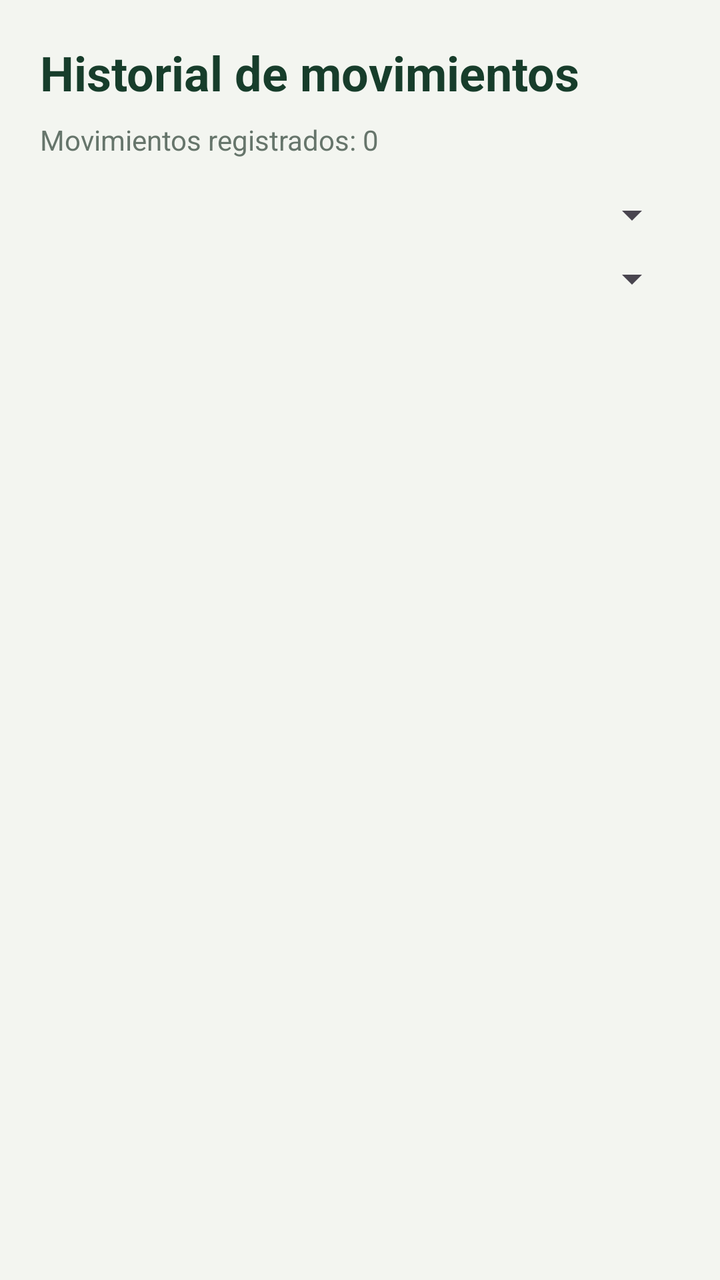
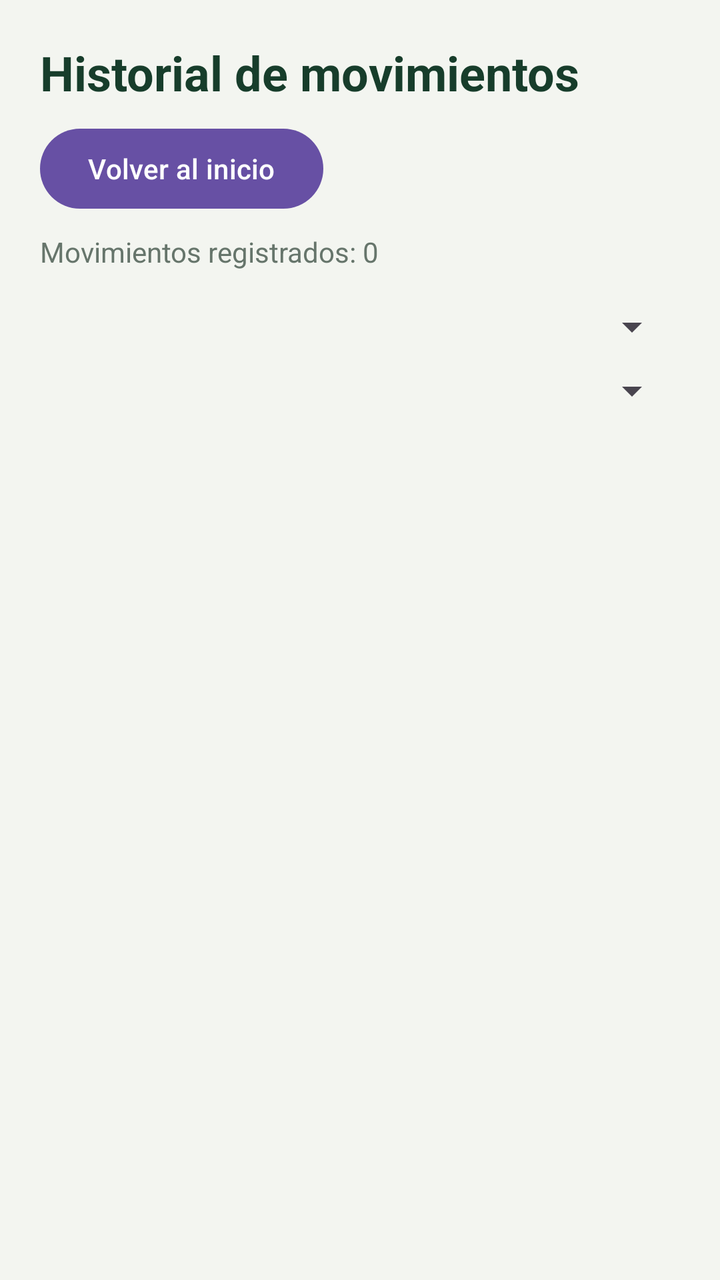

Two renders of the same Android screen: before a commit and after it. Below are the layout's source before the change and the commit's diff.
<!-- AndroidManifest.xml: application theme Theme.ControlDeGastos -->
<!-- res/layout/activity_historial.xml -->
<?xml version="1.0" encoding="utf-8"?>
<LinearLayout xmlns:android="http://schemas.android.com/apk/res/android"
    android:layout_width="match_parent"
    android:layout_height="match_parent"
    android:orientation="vertical"
    android:padding="20dp"
    android:background="#F3F5F0">

    <TextView
        android:layout_width="match_parent"
        android:layout_height="wrap_content"
        android:text="Historial de movimientos"
        android:textSize="24sp"
        android:textStyle="bold"
        android:textColor="#173D2B" />

    <TextView
        android:id="@+id/tvTotalMovimientos"
        android:layout_width="match_parent"
        android:layout_height="wrap_content"
        android:layout_marginTop="8dp"
        android:text="Movimientos registrados: 0"
        android:textSize="14sp"
        android:textColor="#66756B" />

    <Spinner
        android:id="@+id/spFiltroTipo"
        android:layout_width="match_parent"
        android:layout_height="wrap_content"
        android:layout_marginTop="16dp" />

    <Spinner
        android:id="@+id/spFiltroCategoria"
        android:layout_width="match_parent"
        android:layout_height="wrap_content"
        android:layout_marginTop="8dp" />

    <TextView
        android:id="@+id/tvHistorialVacio"
        android:layout_width="match_parent"
        android:layout_height="wrap_content"
        android:layout_marginTop="20dp"
        android:gravity="center"
        android:padding="20dp"
        android:text="No hay movimientos registrados."
        android:textColor="#66756B"
        android:visibility="gone" />

    <androidx.recyclerview.widget.RecyclerView
        android:id="@+id/rvHistorial"
        android:layout_width="match_parent"
        android:layout_height="0dp"
        android:layout_weight="1"
        android:layout_marginTop="12dp" />

</LinearLayout>
<!-- resources referenced by this layout -->
<resources>
  <style name="Theme.ControlDeGastos" parent="Base.Theme.ControlDeGastos" />
  <style name="Base.Theme.ControlDeGastos" parent="Theme.Material3.DayNight.NoActionBar">
          
          
      </style>
</resources>

<!-- the commit's change to res/layout/activity_historial.xml (unified diff, before → after) -->
@@ -13,6 +13,14 @@
         android:textSize="24sp"
         android:textStyle="bold"
         android:textColor="#173D2B" />
+
+    <Button
+        android:id="@+id/btnVolverHistorial"
+        android:layout_width="wrap_content"
+        android:layout_height="wrap_content"
+        android:layout_marginTop="8dp"
+        android:text="Volver al inicio"
+        android:textAllCaps="false" />
 
     <TextView
         android:id="@+id/tvTotalMovimientos"
